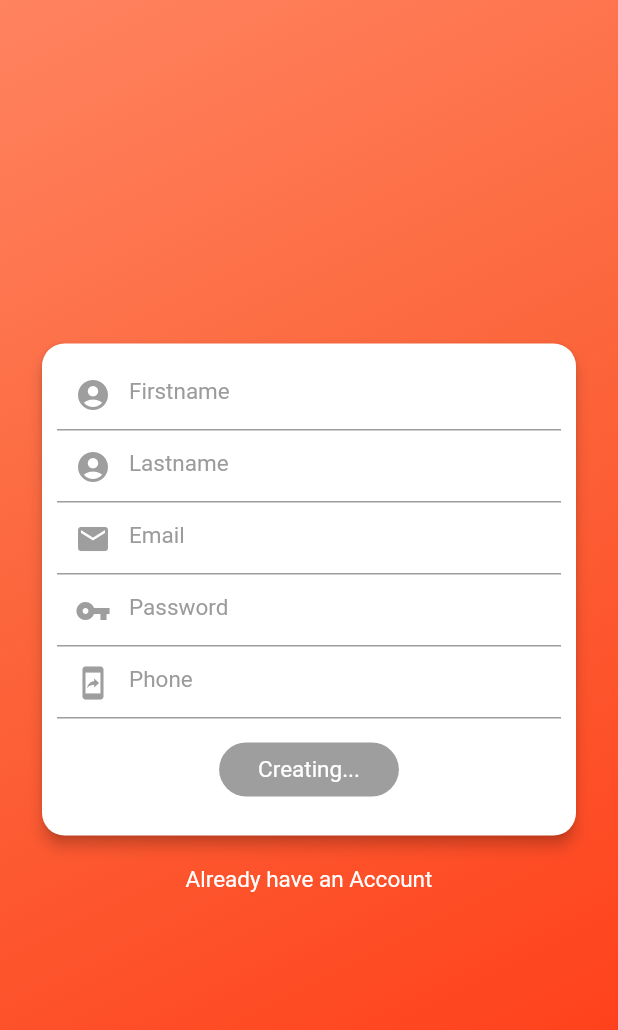
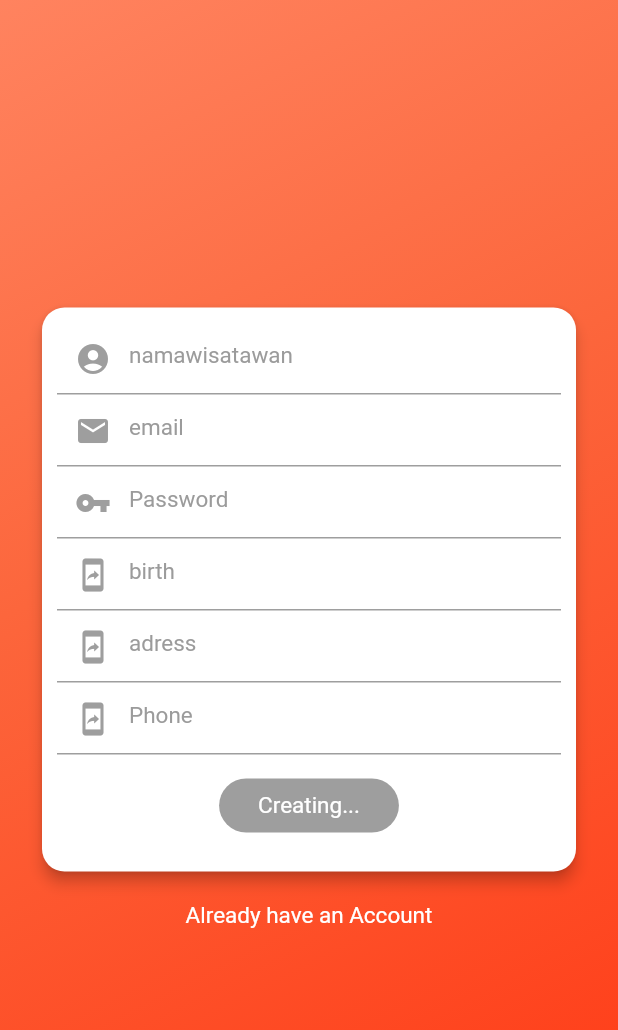
Before and after one commit to addeye/ayodolanapp, a Flutter app: the SignUp screen opened directly, after a tap on "Create account", on a phone screen of 412 x 824 dp. Shown: the top 1030 px of the screen. Run offline on Flutter 3.47's test engine with Material 2 defaults, Android fonts, the phone set to English and light mode, and no system bars; our stand-ins replace shared_preferences; accounts and stored records are empty; network calls fail.

Commit message:
error home.dart

```diff
--- a/lib/SignUp/signUpScreen.dart
+++ b/lib/SignUp/signUpScreen.dart
@@ -1,12 +1,11 @@
 import 'dart:convert';
 
+import 'package:ayodolan/Home/home.dart';
 import 'package:flutter/material.dart';
 import 'package:ayodolan/Home/homeScreen.dart';
 import 'package:ayodolan/Login/loginScreen.dart';
 import 'package:shared_preferences/shared_preferences.dart';
 import 'package:ayodolan/api/api.dart';
-
-
 
 class SignUp extends StatefulWidget {
   @override
@@ -14,11 +13,12 @@ class SignUp extends StatefulWidget {
 }
 
 class _SignUpState extends State<SignUp> {
-  TextEditingController firstNameController = TextEditingController();
-  TextEditingController lastNameController = TextEditingController();
-  TextEditingController mailController = TextEditingController();
-  TextEditingController passwordController = TextEditingController();
-  TextEditingController phoneController = TextEditingController();
+  TextEditingController nama = TextEditingController();
+  TextEditingController email = TextEditingController();
+  TextEditingController password = TextEditingController();
+  TextEditingController tgl_lahir = TextEditingController();
+  TextEditingController alamat = TextEditingController();
+  TextEditingController no_telp = TextEditingController();
 
   bool _isLoading = false;
 
@@ -65,7 +65,7 @@ class _SignUpState extends State<SignUp> {
 
                             TextField(
                               style: TextStyle(color: Color(0xFF000000)),
-                              controller: firstNameController,
+                              controller: nama,
                               cursorColor: Color(0xFF9b9b9b),
                               keyboardType: TextInputType.text,
                               decoration: InputDecoration(
@@ -73,36 +73,17 @@ class _SignUpState extends State<SignUp> {
                                   Icons.account_circle,
                                   color: Colors.grey,
                                 ),
-                                hintText: "Firstname",
+                                hintText: "namawisatawan",
                                 hintStyle: TextStyle(
                                     color: Color(0xFF9b9b9b),
                                     fontSize: 15,
                                     fontWeight: FontWeight.normal),
                               ),
                             ),
+                              // Email ////////////
                             TextField(
                               style: TextStyle(color: Color(0xFF000000)),
-                              controller: lastNameController,
-                              cursorColor: Color(0xFF9b9b9b),
-                              keyboardType: TextInputType.text,
-                              decoration: InputDecoration(
-                                prefixIcon: Icon(
-                                  Icons.account_circle,
-                                  color: Colors.grey,
-                                ),
-                                hintText: "Lastname",
-                                hintStyle: TextStyle(
-                                    color: Color(0xFF9b9b9b),
-                                    fontSize: 15,
-                                    fontWeight: FontWeight.normal),
-                              ),
-                            ),
-
-                              // Email ////////////
-
-                            TextField(
-                              style: TextStyle(color: Color(0xFF000000)),
-                              controller: mailController,
+                              controller: email,
                               cursorColor: Color(0xFF9b9b9b),
                               keyboardType: TextInputType.text,
                               decoration: InputDecoration(
@@ -110,7 +91,7 @@ class _SignUpState extends State<SignUp> {
                                   Icons.mail,
                                   color: Colors.grey,
                                 ),
-                                hintText: "Email ",
+                                hintText: "email ",
                                 hintStyle: TextStyle(
                                     color: Color(0xFF9b9b9b),
                                     fontSize: 15,
@@ -123,7 +104,7 @@ class _SignUpState extends State<SignUp> {
                             TextField(
                               style: TextStyle(color: Color(0xFF000000)),
                               cursorColor: Color(0xFF9b9b9b),
-                              controller: passwordController,
+                              controller: password,
                               keyboardType: TextInputType.text,
                               obscureText: true,
                               decoration: InputDecoration(
@@ -138,9 +119,46 @@ class _SignUpState extends State<SignUp> {
                                     fontWeight: FontWeight.normal),
                               ),
                             ),
+
                             TextField(
                               style: TextStyle(color: Color(0xFF000000)),
-                              controller: phoneController,
+                              controller: tgl_lahir,
+                              cursorColor: Color(0xFF9b9b9b),
+                              keyboardType: TextInputType.text,
+                              decoration: InputDecoration(
+                                prefixIcon: Icon(
+                                  Icons.mobile_screen_share,
+                                  color: Colors.grey,
+                                ),
+                                hintText: "birth",
+                                hintStyle: TextStyle(
+                                    color: Color(0xFF9b9b9b),
+                                    fontSize: 15,
+                                    fontWeight: FontWeight.normal),
+                              ),
+                            ),
+
+                            TextField(
+                              style: TextStyle(color: Color(0xFF000000)),
+                              controller: alamat,
+                              cursorColor: Color(0xFF9b9b9b),
+                              keyboardType: TextInputType.text,
+                              decoration: InputDecoration(
+                                prefixIcon: Icon(
+                                  Icons.mobile_screen_share,
+                                  color: Colors.grey,
+                                ),
+                                hintText: "adress",
+                                hintStyle: TextStyle(
+                                    color: Color(0xFF9b9b9b),
+                                    fontSize: 15,
+                                    fontWeight: FontWeight.normal),
+                              ),
+                            ),
+
+                            TextField(
+                              style: TextStyle(color: Color(0xFF000000)),
+                              controller: no_telp,
                               cursorColor: Color(0xFF9b9b9b),
                               keyboardType: TextInputType.text,
                               decoration: InputDecoration(
@@ -225,15 +243,17 @@ class _SignUpState extends State<SignUp> {
     });
 
     var data = {
-      'firstName' : firstNameController.text,
-      'lastName' : lastNameController.text,
-      'email' : mailController.text,
-      'password' : passwordController.text,
-      'phone' : phoneController.text,
+      'nama' : nama.text,
+      'email' : email.text,
+      'password' : password.text,
+      'tgl_lahir' : tgl_lahir.text,
+      'alamat' : alamat.text,
+      'no_telp' : no_telp.text,
     };
 
-    var res = await CallApi().postData(data, 'register');
-    var body = json.decode(res.body);
+    var res = await CallApi().postData(data, 'user/register');
+    //print(res.body.toString());
+    var body = json.decode(res.body.toString());
     if(body['success']){
       SharedPreferences localStorage = await SharedPreferences.getInstance();
       localStorage.setString('token', body['token']);
@@ -242,11 +262,8 @@ class _SignUpState extends State<SignUp> {
       Navigator.push(
           context,
           new MaterialPageRoute(
-              builder: (context) => Home()));
+              builder: (context) => HomePage()));
     }
-
-
-
 
     setState(() {
       _isLoading = false;
--- a/lib/api/api.dart
+++ b/lib/api/api.dart
@@ -3,21 +3,23 @@ import 'dart:convert';
 import 'package:http/http.dart' as http;
 import 'package:shared_preferences/shared_preferences.dart';
 class CallApi{
-  final String _url = 'http://logintut.localhost/api/';
+  final String _url = 'https://00eab2fa16c9.ngrok.io/api/';
 
   postData(data, apiUrl) async {
     var fullUrl = _url + apiUrl + await _getToken();
+    print(data);
+    print(fullUrl);
     return await http.post(
         fullUrl,
         body: jsonEncode(data),
-        headers: _setHeaders()
+        headers: {"Accept": "application/json","content-type": "application/json"}
     );
   }
   getData(apiUrl) async {
     var fullUrl = _url + apiUrl + await _getToken();
     return await http.get(
         fullUrl,
-        headers: _setHeaders()
+        headers: {"Accept": "application/json","content-type": "application/json"}
     );
   }
 
```
Also changed, not shown: lib/Home/HomeScreen.dart (+9 -16 lines), lib/Home/home.dart (added, +66 -0 lines), lib/Login/loginScreen.dart (+11 -11 lines).
